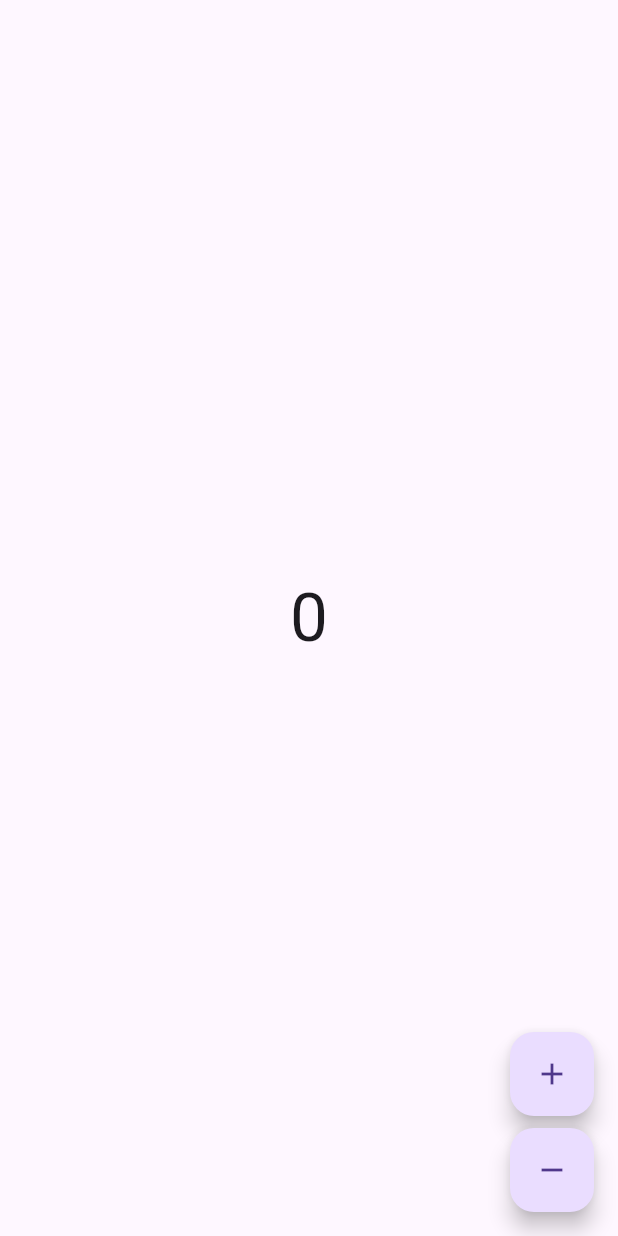
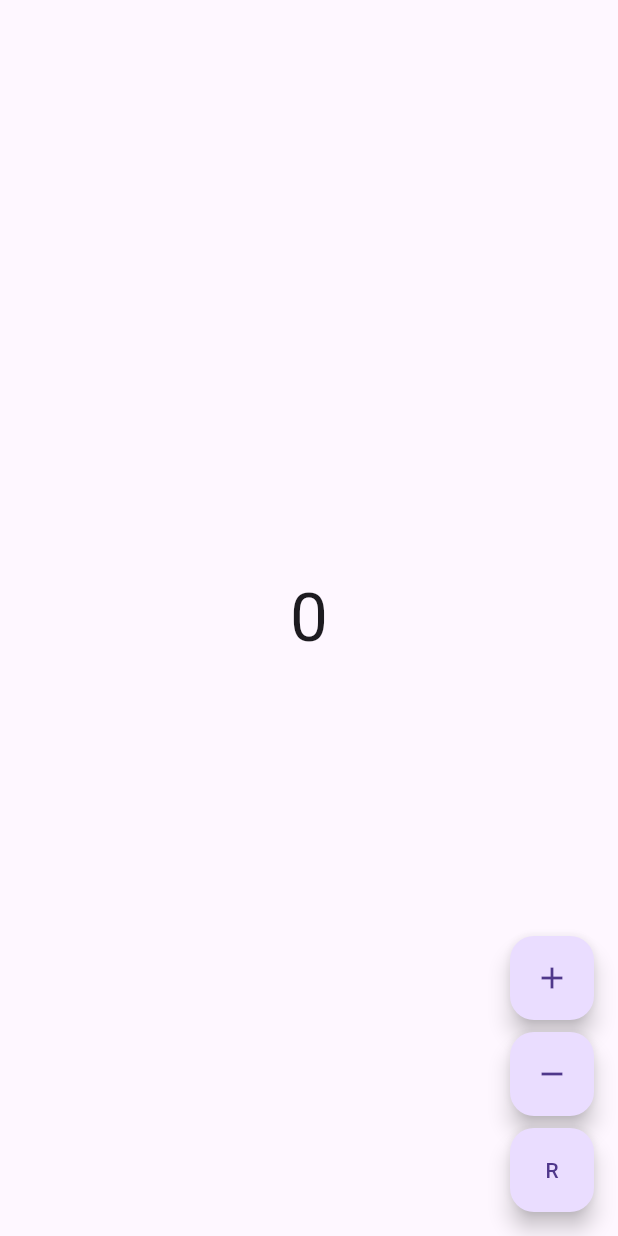
Before and after one commit to panicoli0/counter_app_bloc, a Flutter app: the screen it shows after launch, on a phone screen of 412 x 824 dp. Run offline on Flutter 3.47's test engine with Material 3 defaults, Android fonts, the phone set to English and light mode, and no system bars; our stand-ins replace bloc, flutter_bloc.

Commit message:
added the capability to reset the counter

```diff
--- a/lib/counter/counter_bloc.dart
+++ b/lib/counter/counter_bloc.dart
@@ -6,9 +6,12 @@ final class CounterIncrementPressed extends CounterEvent {}
 
 final class CounterDecrementPressed extends CounterEvent {}
 
+final class CounterResetPressed extends CounterEvent {}
+
 class CounterBloc extends Bloc<CounterEvent, int> {
   CounterBloc() : super(0) {
     on<CounterIncrementPressed>((event, emit) => emit(state + 1));
     on<CounterDecrementPressed>((event, emit) => emit(state - 1));
+    on<CounterResetPressed>((event, emit) => emit(0));
   }
 }
--- a/lib/counter/view/counter_view.dart
+++ b/lib/counter/view/counter_view.dart
@@ -44,6 +44,14 @@ class CounterView extends StatelessWidget {
                 print('onPressed CounterDecrementPressed');
                 counterBlocProvider.add(CounterDecrementPressed());
               }),
+          const SizedBox(height: 8),
+          FloatingActionButton(
+              key: const Key('counterView_reset_floatingActionButton'),
+              child: Text('R'),
+              onPressed: () {
+                print('onPressed CounterResetPressed');
+                counterBlocProvider.add(CounterResetPressed());
+              }),
         ],
       ),
     );
```
Also changed, not shown: 1 other file.
